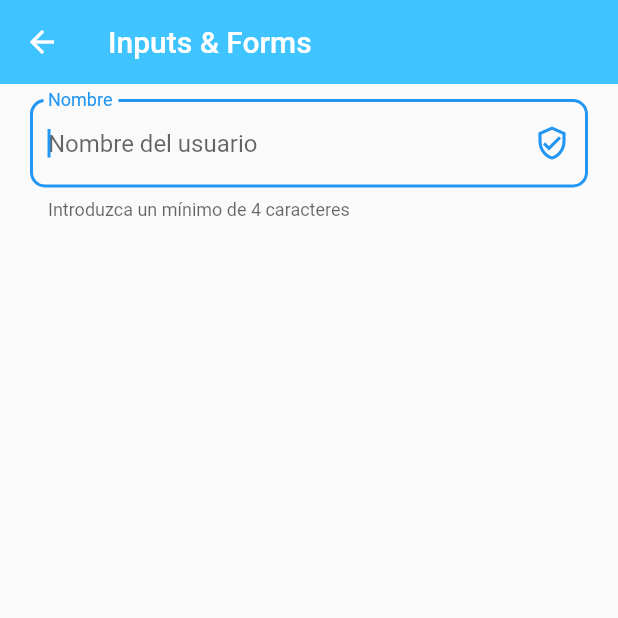
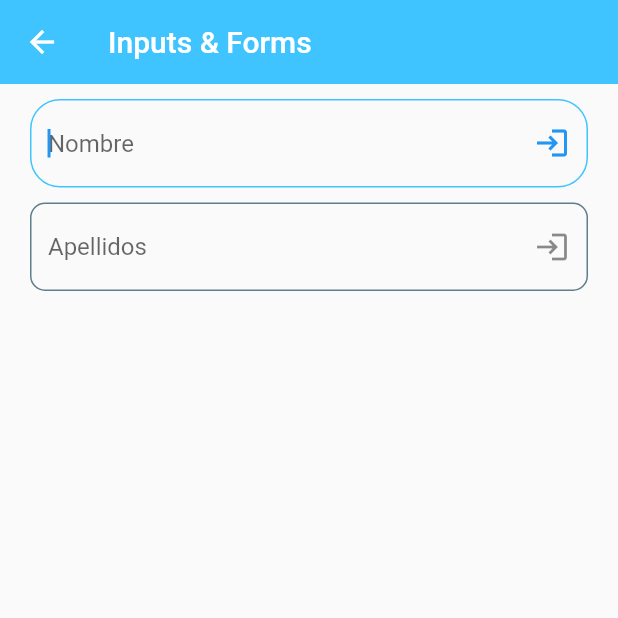
Before and after one commit to diegostreetbob/Flutter-Components, a Flutter app: the InputsScreen screen opened by its route, on a phone screen of 412 x 824 dp, the top half of it. Run offline on Flutter 3.47's test engine with Material 2 defaults, Android fonts, the phone set to English and light mode, and no system bars.

Commit message:
avanzando en personalizaciones

```diff
--- a/lib/screens/inputs_screen.dart
+++ b/lib/screens/inputs_screen.dart
@@ -1,8 +1,6 @@
-import 'dart:ffi';
-
 import 'package:flutter/material.dart';
 ////////////////////////////////////////////////////////////////////////////////////////////////////
-import '/screens/screens.dart';
+import '../widgets/custom_imput_field.dart';
 ////////////////////////////////////////////////////////////////////////////////////////////////////
 class  InputsScreen extends StatelessWidget {
   //
@@ -22,34 +20,11 @@ class  InputsScreen extends StatelessWidget {
               horizontal: 20,vertical: 10
             ),
             child: Column(
-              children: [
-                TextFormField(
-                  autofocus: true,
-                  initialValue: "",
-                  //primera letra de cada palabra en mayúsculas
-                  textCapitalization: TextCapitalization.words,
-                  onChanged: (value){ //imprime lo escrito
-                    print("value: $value");
-                  },
-                  //validación
-                  autovalidateMode: AutovalidateMode.onUserInteraction,
-                  validator:(value){
-                    if(value != null) {
-                      return value.length < 4 ? "Mínimo escribir 4 caracteres" : "";
-                    }else{
-                      return "Este campo es requerido";
-                    }
-                  },
-                  decoration: const InputDecoration(
-                    hintText: "Nombre del usuario",
-                    labelText: "Nombre",
-                    helperText: "Introduzca un mínimo de 4 caracteres",
-                    suffixIcon: Icon(Icons.verified_user_outlined),
-                    border: OutlineInputBorder(
-                      borderRadius: BorderRadius.all(Radius.circular(10))
-                    )
-                  ),
-                )
+              children: const [
+                CustomInputField(hintText: "Nombre",suffixIcon: Icons.login),
+                SizedBox(height: 10),
+                CustomInputField(hintText: "Apellidos",suffixIcon: Icons.login),
+                SizedBox(height: 10)
               ],
             ),
           )
@@ -57,3 +32,4 @@ class  InputsScreen extends StatelessWidget {
     );
   }
 }
+////////////////////////////////////////////////////////////////////////////////////////////////////
--- a/lib/theme/app_theme.dart
+++ b/lib/theme/app_theme.dart
@@ -30,7 +30,32 @@ class AppTheme {
               shape: const StadiumBorder(),
               elevation: 0
           )
+      ),
+      inputDecorationTheme: const InputDecorationTheme(
+        floatingLabelStyle: TextStyle(color: _primaryLight),
+        //se aplica a todos los imputs que no tengan el focus y estén habilitados
+        border: OutlineInputBorder(
+          borderRadius: BorderRadius.all(Radius.circular(10)),
+          borderSide: BorderSide(color: Colors.blueGrey),
+          ),
+        //se aplica a los imputs habilitados
+        enabledBorder: OutlineInputBorder(
+          borderSide: BorderSide(color: Colors.blueGrey),
+          borderRadius: BorderRadius.all(Radius.circular(10))
+        ),
+        //se aplica a los imputs que tienen el foco
+        focusedBorder: OutlineInputBorder(
+          borderSide: BorderSide(color: _primaryLight),
+          borderRadius: BorderRadius.all(Radius.circular(20))
+        ),
+        //se aplica a los imputs que han arrojado algún error.
+        errorBorder: OutlineInputBorder(
+          borderSide: BorderSide(color: Colors.blueGrey),
+          borderRadius: BorderRadius.all(Radius.circular(10))
+        )
+
       )
+
   );
   //Thema dark personalizado
   static final ThemeData darkTheme = ThemeData.dark().copyWith(
--- /dev/null
+++ b/lib/widgets/custom_imput_field.dart
@@ -0,0 +1,50 @@
+import 'package:flutter/material.dart';
+////////////////////////////////////////////////////////////////////////////////////////////////////
+
+////////////////////////////////////////////////////////////////////////////////////////////////////
+class CustomInputField extends StatelessWidget {
+  //
+  final String? hintText;
+  final String? labelText;
+  final String? helperText;
+  final IconData? suffixIcon;
+  //
+  const CustomInputField(
+      {
+        Key? key,
+        this.hintText,
+        this.labelText,
+        this.helperText,
+        this.suffixIcon,
+      }
+      ) : super(key: key);
+  //
+  @override
+  Widget build(BuildContext context) {
+    return TextFormField(
+        autofocus: true,
+        initialValue: "",
+        //primera letra de cada palabra en mayúsculas
+        textCapitalization: TextCapitalization.words,
+        onChanged: (value) { //imprime lo escrito
+          print("value: $value");
+        },
+        //validación
+        autovalidateMode: AutovalidateMode.onUserInteraction,
+        validator: (value) {
+          if (value != null) {
+            return value.length < 4 ? "Mínimo escribir 4 caracteres" : "";
+          } else {
+            return "Este campo es requerido";
+          }
+        },
+        decoration: InputDecoration(
+          hintText: hintText,
+          labelText: labelText,
+          helperText:helperText,
+          suffixIcon: Icon(suffixIcon)
+        )
+    );
+  }
+}
+////////////////////////////////////////////////////////////////////////////////////////////////////
--- a/lib/widgets/widgets.dart
+++ b/lib/widgets/widgets.dart
@@ -1,4 +1,5 @@
 ////////////////////////////////////////////////////////////////////////////////////////////////////
 export 'package:componentes/widgets/custom_card_type_1.dart';
 export 'package:componentes/widgets/custom_card_type_2.dart';
+export 'package:componentes/widgets/custom_imput_field.dart';
 ////////////////////////////////////////////////////////////////////////////////////////////////////
```
